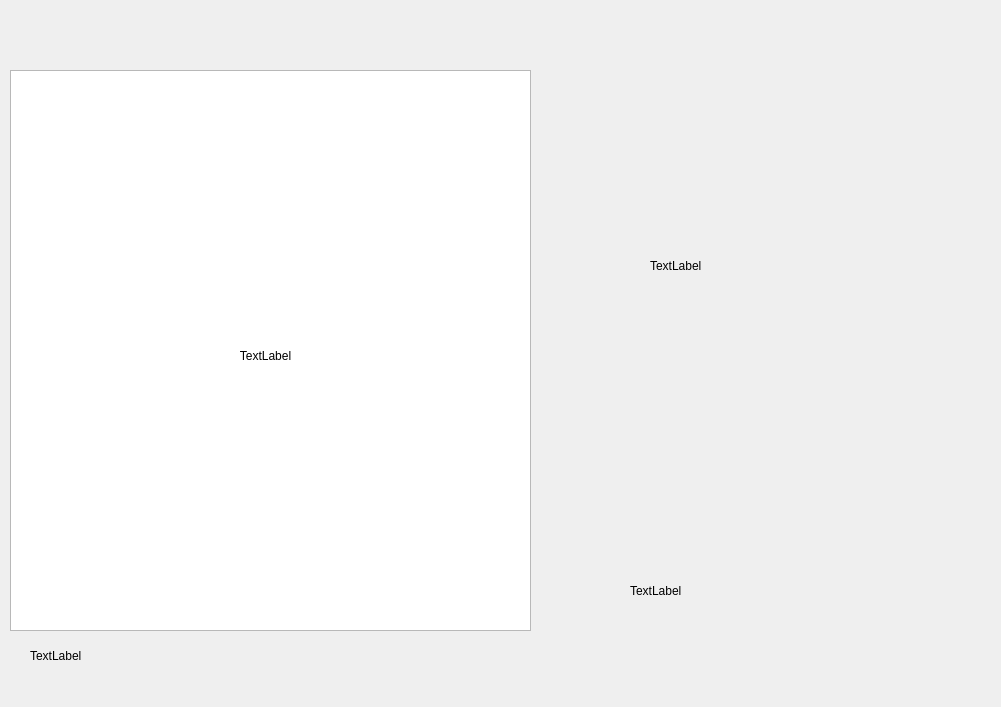
First picture: the form in QR_code_reader/Support/main_window.ui, repository Developes-YL/YL_project_2, before the edit.
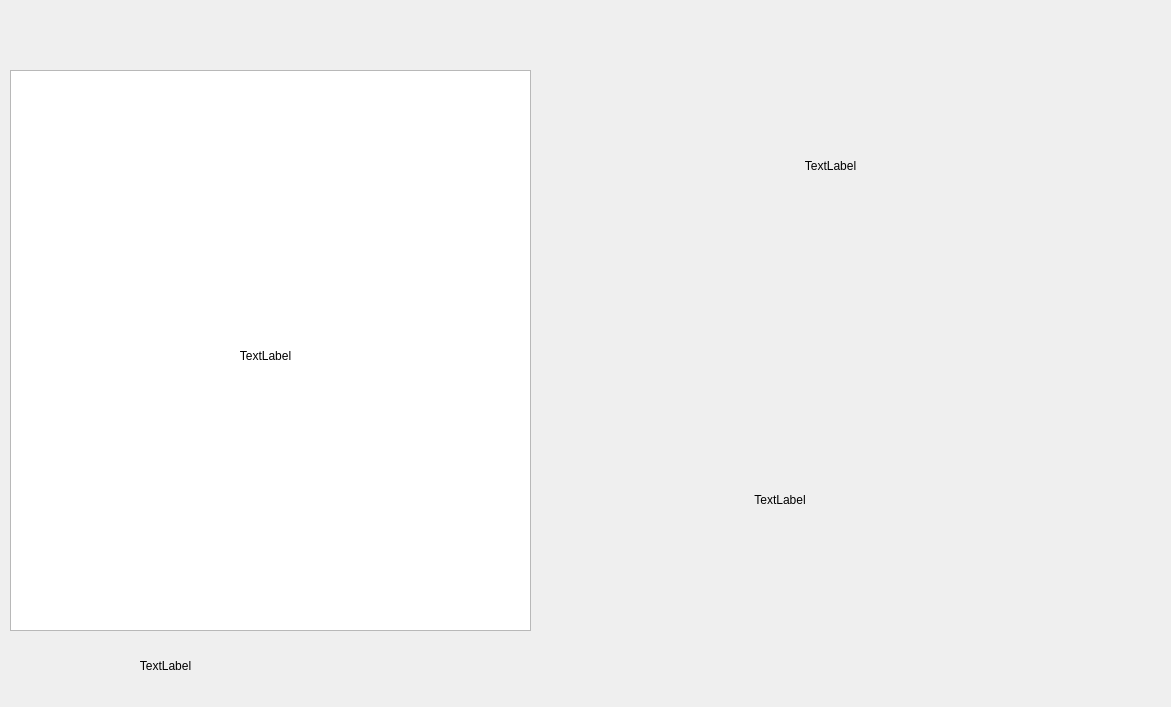
Second picture: the form after the edit.

Patch:
```diff
--- a/QR_code_reader/Support/main_window.ui
+++ b/QR_code_reader/Support/main_window.ui
@@ -6,7 +6,7 @@
    <rect>
     <x>0</x>
     <y>0</y>
-    <width>1001</width>
+    <width>1171</width>
     <height>707</height>
    </rect>
   </property>
@@ -23,21 +23,27 @@
    <widget class="QLabel" name="about">
     <property name="geometry">
      <rect>
-      <x>650</x>
-      <y>80</y>
-      <width>281</width>
-      <height>371</height>
+      <x>550</x>
+      <y>30</y>
+      <width>561</width>
+      <height>271</height>
      </rect>
     </property>
     <property name="text">
      <string>TextLabel</string>
     </property>
+    <property name="textFormat">
+     <enum>Qt::AutoText</enum>
+    </property>
+    <property name="alignment">
+     <set>Qt::AlignCenter</set>
+    </property>
    </widget>
    <widget class="QLabel" name="status">
     <property name="geometry">
      <rect>
       <x>30</x>
-      <y>620</y>
+      <y>630</y>
       <width>271</width>
       <height>71</height>
      </rect>
@@ -45,19 +51,25 @@
     <property name="text">
      <string>TextLabel</string>
     </property>
+    <property name="alignment">
+     <set>Qt::AlignCenter</set>
+    </property>
    </widget>
    <widget class="QLabel" name="status_2">
     <property name="geometry">
      <rect>
       <x>630</x>
-      <y>530</y>
-      <width>271</width>
-      <height>121</height>
+      <y>350</y>
+      <width>300</width>
+      <height>300</height>
      </rect>
     </property>
     <property name="text">
      <string>TextLabel</string>
     </property>
+    <property name="alignment">
+     <set>Qt::AlignCenter</set>
+    </property>
    </widget>
    <widget class="QGraphicsView" name="graphicsView">
     <property name="geometry">
```
